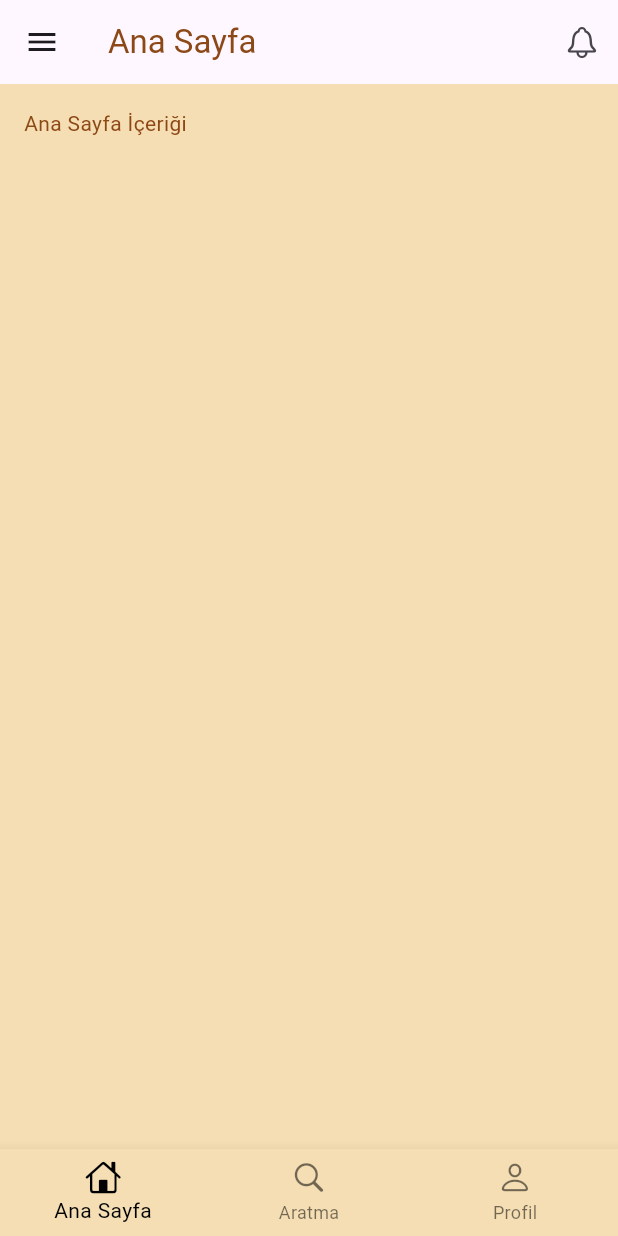
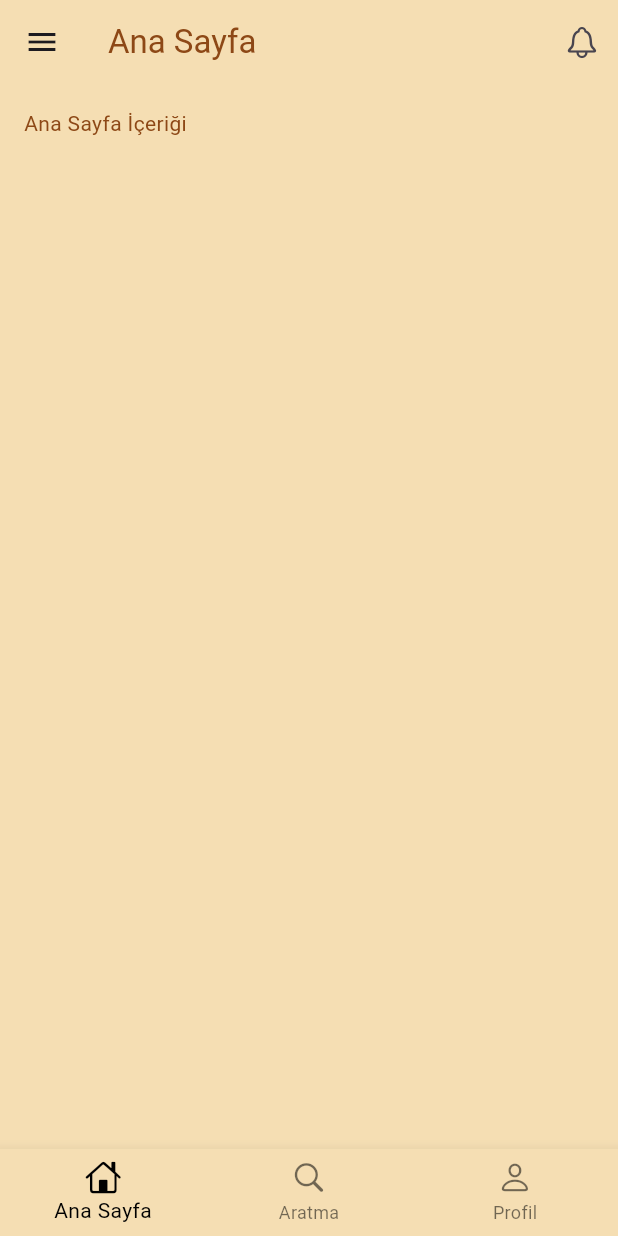
Before and after one commit to 0zanozdmr/Tarih-Atlasi, a Flutter app: the HomeScreen screen opened by its route, on a phone screen of 412 x 824 dp. Run offline on Flutter 3.47's test engine with Material 3 defaults, Android fonts, the light colour scheme and no system bars; our stand-ins replace go_router, lottie; missing offline and left inert: dotlottie_loader.

Commit message:
Update home_screen.dart

```diff
--- a/lib/screens/home_screen.dart
+++ b/lib/screens/home_screen.dart
@@ -11,6 +11,8 @@ class HomeScreen extends StatelessWidget {
       backgroundColor: Color.fromARGB(255,245,222,179),
       // AppBar
       appBar: AppBar(
+        elevation: 0,
+        backgroundColor: Color.fromARGB(255,245,222,179),
         title: const Text('Ana Sayfa',
         style: TextStyle(
          color: Color.fromARGB(250, 139, 69, 19),
```
